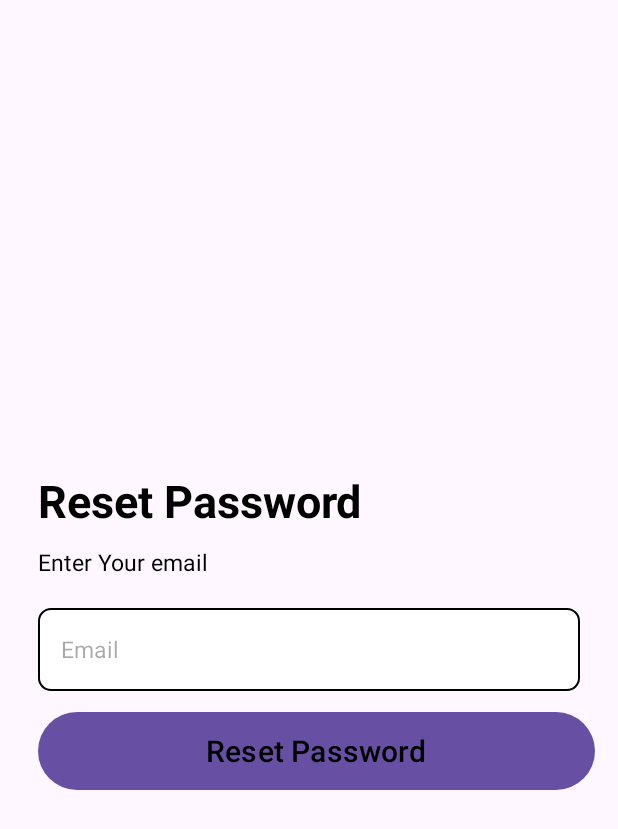
After one commit to ixWatan/yamenandroidacteen, an Android app: the fragment ForgotPasswordFragment placed in its activity, on a phone screen of 412 x 824 dp. The commit adds this screen. Shown: the top 829 px of the screen. Run offline under Robolectric (Android 15) with nearby library versions, the phone set to English and light mode, and no system bars; our stand-ins replace Firebase (no records; nobody signed in at launch, a user with empty details on screens opened directly); 1 statement that could not run was skipped.

Commit message:
reset password added
TO DO:
- Auto Login according to user type
- Slideshow on app start
- Signup for both orgs and activists

```diff
--- /dev/null
+++ b/app/src/main/java/com/example/yamenandroidacteen/auth/ForgotPasswordFragment.java
@@ -0,0 +1,96 @@
+package com.example.yamenandroidacteen.auth;
+
+import android.os.Bundle;
+
+import androidx.annotation.NonNull;
+import androidx.fragment.app.Fragment;
+
+import android.view.LayoutInflater;
+import android.view.View;
+import android.view.ViewGroup;
+import android.widget.Button;
+import android.widget.EditText;
+import android.widget.Toast;
+
+import com.example.yamenandroidacteen.MainActivity;
+import com.example.yamenandroidacteen.R;
+import com.google.android.gms.tasks.OnCompleteListener;
+import com.google.android.gms.tasks.Task;
+import com.google.firebase.auth.FirebaseAuth;
+
+
+public class ForgotPasswordFragment extends Fragment {
+
+    private FirebaseAuth mAuth;
+    private EditText etEmail;
+    private Button btnReset;
+
+    // TODO: Rename parameter arguments, choose names that match
+    // the fragment initialization parameters, e.g. ARG_ITEM_NUMBER
+    private static final String ARG_PARAM1 = "param1";
+    private static final String ARG_PARAM2 = "param2";
+
+    // TODO: Rename and change types of parameters
+    private String mParam1;
+    private String mParam2;
+
+    public ForgotPasswordFragment() {
+        // Required empty public constructor
+    }
+    public static ForgotPasswordFragment newInstance(String param1, String param2) {
+        ForgotPasswordFragment fragment = new ForgotPasswordFragment();
+        Bundle args = new Bundle();
+        args.putString(ARG_PARAM1, param1);
+        args.putString(ARG_PARAM2, param2);
+        fragment.setArguments(args);
+        return fragment;
+    }
+
+    @Override
+    public void onCreate(Bundle savedInstanceState) {
+        super.onCreate(savedInstanceState);
+        if (getArguments() != null) {
+            mParam1 = getArguments().getString(ARG_PARAM1);
+            mParam2 = getArguments().getString(ARG_PARAM2);
+        }
+    }
+
+    @Override
+    public View onCreateView(LayoutInflater inflater, ViewGroup container,
+                             Bundle savedInstanceState) {
+        // Inflate the layout for this fragment
+
+        View view = inflater.inflate(R.layout.fragment_forgot_password, container, false);
+
+
+
+        return view;
+    }
+
+    public void onStart() {
+        super.onStart();
+        // connecting components
+        mAuth = FirebaseAuth.getInstance();
+        etEmail = getView().findViewById(R.id.etResetPasswordEmail);
+        btnReset = getView().findViewById(R.id.resetPasswordBtn);
+
+        btnReset.setOnClickListener(new View.OnClickListener() {
+            @Override
+            public void onClick(View view) {
+                mAuth.sendPasswordResetEmail(etEmail.getText().toString()).addOnCompleteListener(new OnCompleteListener<Void>() {
+                    @Override
+                    public void onComplete(@NonNull Task<Void> task) {
+                        if (task.isSuccessful()) {
+                            Toast.makeText(getActivity(), "Check Your Email", Toast.LENGTH_SHORT).show();
+                        } else {
+                            Toast.makeText(getActivity(), "Failed. Check the Email address you entered !", Toast.LENGTH_SHORT).show();
+
+                        }
+                    }
+                });
+
+            }
+        });
+
+    }
+}
--- /dev/null
+++ b/app/src/main/res/layout/fragment_forgot_password.xml
@@ -0,0 +1,84 @@
+<?xml version="1.0" encoding="utf-8"?>
+<FrameLayout xmlns:android="http://schemas.android.com/apk/res/android"
+    xmlns:tools="http://schemas.android.com/tools"
+    android:layout_width="match_parent"
+    android:layout_height="match_parent"
+    xmlns:app="http://schemas.android.com/apk/res-auto"
+    tools:context=".auth.ForgotPasswordFragment">
+
+    <LinearLayout
+        android:layout_width="match_parent"
+        android:layout_height="match_parent"
+        android:gravity="center"
+        android:orientation="vertical">
+
+    <LinearLayout
+        android:layout_width="match_parent"
+        android:layout_height="wrap_content"
+        android:layout_marginHorizontal="15dp"
+        android:orientation="vertical">
+
+        <TextView
+            android:id="@+id/textView2"
+            android:layout_width="wrap_content"
+            android:layout_height="wrap_content"
+            android:layout_marginHorizontal="10dp"
+            android:paddingTop="20dp"
+            android:paddingBottom="10dp"
+            android:text="Reset Password"
+            android:textColor="@android:color/black"
+            android:textSize="30sp"
+            android:textStyle="bold" />
+        <TextView
+            android:id="@+id/textView1"
+            android:layout_width="wrap_content"
+            android:layout_height="wrap_content"
+            android:layout_marginHorizontal="10dp"
+            android:paddingBottom="20dp"
+            android:text="Enter Your email"
+            android:textColor="@android:color/black"
+            android:textSize="15sp" />
+
+        <EditText
+            android:id="@+id/etResetPasswordEmail"
+            android:layout_width="match_parent"
+            android:layout_height="55dp"
+            android:ems="10"
+            android:textSize="15sp"
+            android:hint="Email"
+            android:layout_marginHorizontal="10dp"
+            android:paddingHorizontal="15dp"
+            android:textColorLink="@color/black"
+            android:background="@drawable/edittext_background"
+            android:inputType="textEmailAddress" />
+
+    </LinearLayout>
+
+
+
+    <LinearLayout
+        android:layout_width="match_parent"
+        android:layout_height="wrap_content"
+        android:layout_marginHorizontal="15dp"
+        android:layout_marginTop="10dp"
+        android:orientation="horizontal">
+
+        <Button
+            android:id="@+id/resetPasswordBtn"
+            android:layout_width="0dp"
+            android:layout_height="60dp"
+            android:layout_weight="1"
+            android:layout_marginStart="10dp"
+            android:text="Reset Password"
+            android:textAllCaps="false"
+            app:iconGravity="textEnd"
+            app:iconTint="@color/white"
+            app:iconPadding="10dp"
+            android:textColor="@android:color/black"
+            android:textSize="20sp" />
+
+    </LinearLayout>
+
+    </LinearLayout>
+
+</FrameLayout>
```
Also changed, not shown: app/src/main/java/com/example/yamenandroidacteen/auth/LoginFragment.java (+31 -2 lines), app/src/main/java/com/example/yamenandroidacteen/auth/OrgOrActivistFragment.java (+24 -17 lines), app/src/main/res/layout/fragment_login.xml (+10 -0 lines), app/src/main/res/layout/fragment_org_or_activist.xml (+4 -4 lines).
